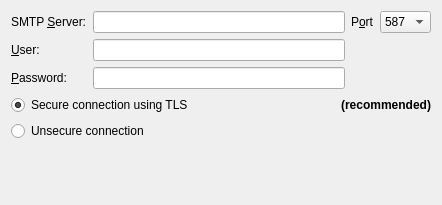
Above: client/src/ui/widgets/settings/smtp_settings_widget.ui from networkoptix/nx_open before the change. Below: the same form after it.
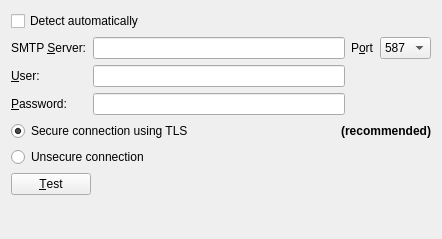
That is the form after the change.

Commit message:
Auto-detect SMTP Server settings
<==== Mercurial data ====>
Branch: master

Patch:
```diff
--- a/client/src/ui/widgets/settings/smtp_settings_widget.ui
+++ b/client/src/ui/widgets/settings/smtp_settings_widget.ui
@@ -7,13 +7,20 @@
     <x>0</x>
     <y>0</y>
     <width>442</width>
-    <height>205</height>
+    <height>239</height>
    </rect>
   </property>
   <property name="windowTitle">
    <string/>
   </property>
   <layout class="QVBoxLayout" name="verticalLayout">
+   <item>
+    <widget class="QCheckBox" name="autoDetectCheckBox">
+     <property name="text">
+      <string>Detect automatically</string>
+     </property>
+    </widget>
+   </item>
    <item>
     <widget class="QFrame" name="horizontalFrame">
      <layout class="QHBoxLayout" name="horizontalLayout">
@@ -135,6 +142,19 @@
      </item>
     </layout>
    </item>
+   <item>
+    <widget class="QPushButton" name="testButton">
+     <property name="sizePolicy">
+      <sizepolicy hsizetype="Fixed" vsizetype="Fixed">
+       <horstretch>0</horstretch>
+       <verstretch>0</verstretch>
+      </sizepolicy>
+     </property>
+     <property name="text">
+      <string>&amp;Test</string>
+     </property>
+    </widget>
+   </item>
    <item>
     <spacer name="verticalSpacer">
      <property name="orientation">
```
The commit also changes 8 other files.
